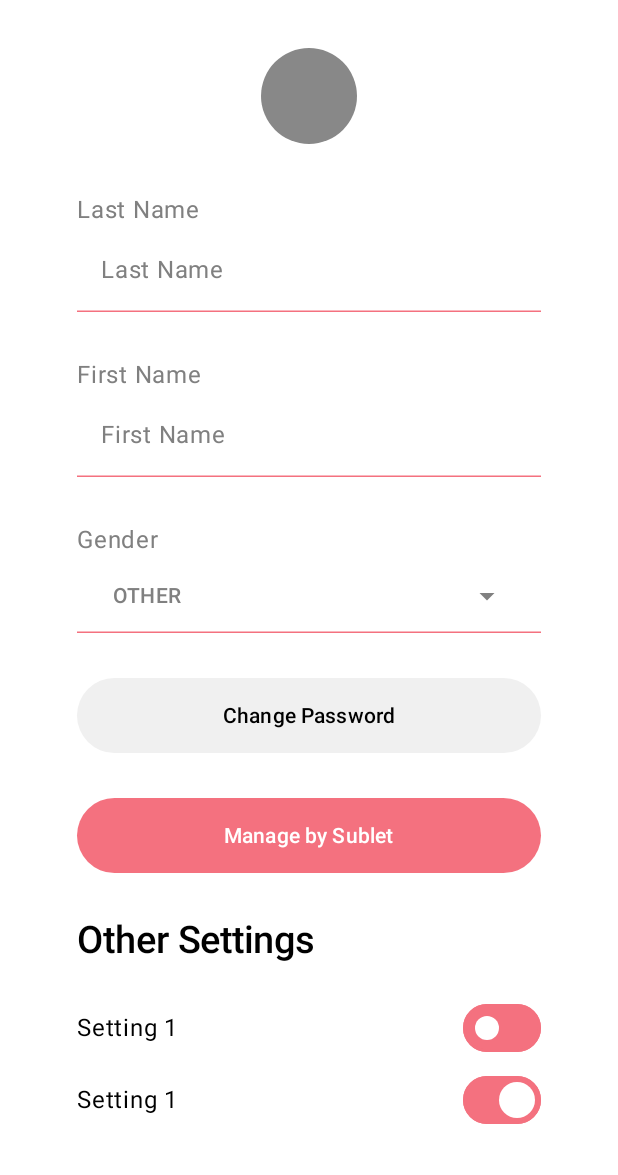
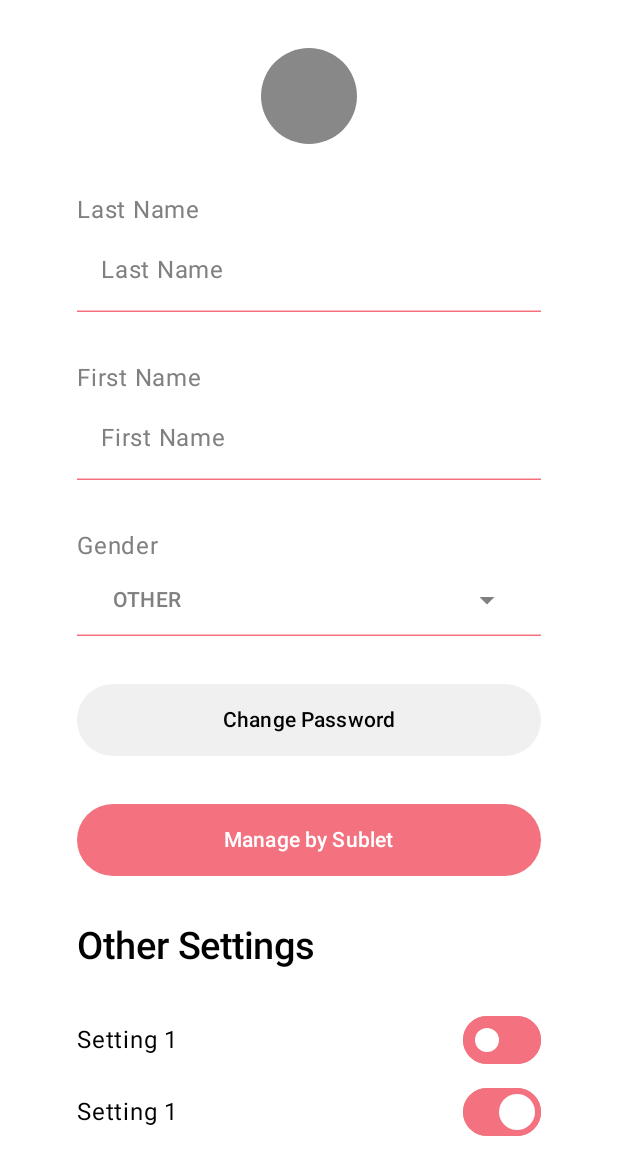
Before and after one commit to andr-dev/CS446, an Android app built with Jetpack Compose: the @Preview function AccountPageViewLoadedPreview, on a phone screen of 412 x 824 dp. Shown: the top 1175 px of the screen. Run offline under Robolectric (Android 15) with nearby library versions, the phone set to English and light mode, and no system bars; our stand-ins replace Dagger/Hilt's generated code, RxJava.

Commit message:
Create Dimen Resources

```diff
--- a/android/app/src/main/java/org/uwaterloo/subletr/components/dropdown/UnderlinedDropdown.kt
+++ b/android/app/src/main/java/org/uwaterloo/subletr/components/dropdown/UnderlinedDropdown.kt
@@ -24,6 +24,7 @@ import androidx.compose.ui.draw.drawBehind
 import androidx.compose.ui.geometry.Offset
 import androidx.compose.ui.graphics.Color
 import androidx.compose.ui.graphics.RectangleShape
+import androidx.compose.ui.res.dimensionResource
 import androidx.compose.ui.res.painterResource
 import androidx.compose.ui.res.stringResource
 import androidx.compose.ui.tooling.preview.Preview
@@ -49,12 +50,13 @@ fun <T> UnderlinedDropdown(
 		.fillMaxWidth(1.0f)
 	) {
 		val subletrPink = subletrPink
+		val strokeWidthDp = dimensionResource(id = R.dimen.xxxxs)
 		Button(
 			modifier = Modifier
 				.fillMaxWidth(1.0f)
-				.height(50.dp)
+				.height(dimensionResource(id = R.dimen.xl))
 				.drawBehind {
-					val strokeWidth = 1.dp.toPx()
+					val strokeWidth = strokeWidthDp.toPx()
 					val y = size.height - strokeWidth / 2
 
 					drawLine(
--- a/android/app/src/main/java/org/uwaterloo/subletr/components/textfield/RoundedTextField.kt
+++ b/android/app/src/main/java/org/uwaterloo/subletr/components/textfield/RoundedTextField.kt
@@ -13,10 +13,11 @@ import androidx.compose.runtime.remember
 import androidx.compose.ui.Modifier
 import androidx.compose.ui.graphics.Color
 import androidx.compose.ui.graphics.Shape
+import androidx.compose.ui.res.dimensionResource
 import androidx.compose.ui.text.TextStyle
 import androidx.compose.ui.text.input.VisualTransformation
 import androidx.compose.ui.tooling.preview.Preview
-import androidx.compose.ui.unit.dp
+import org.uwaterloo.subletr.R
 import org.uwaterloo.subletr.theme.textFieldBackgroundColor
 
 @Composable
@@ -43,7 +44,7 @@ fun RoundedTextField(
 	maxLines: Int = if (singleLine) 1 else Int.MAX_VALUE,
 	minLines: Int = 1,
 	interactionSource: MutableInteractionSource = remember { MutableInteractionSource() },
-	shape: Shape = RoundedCornerShape(100.dp),
+	shape: Shape = RoundedCornerShape(dimensionResource(id = R.dimen.xxxxl)),
 	colors: TextFieldColors = TextFieldDefaults.colors(
 		unfocusedContainerColor = textFieldBackgroundColor,
 		focusedContainerColor = textFieldBackgroundColor,
--- a/android/app/src/main/java/org/uwaterloo/subletr/pages/account/AccountPageView.kt
+++ b/android/app/src/main/java/org/uwaterloo/subletr/pages/account/AccountPageView.kt
@@ -24,9 +24,9 @@ import androidx.compose.ui.Alignment
 import androidx.compose.ui.Modifier
 import androidx.compose.ui.draw.clip
 import androidx.compose.ui.graphics.Color
+import androidx.compose.ui.res.dimensionResource
 import androidx.compose.ui.res.stringResource
 import androidx.compose.ui.tooling.preview.Preview
-import androidx.compose.ui.unit.dp
 import androidx.hilt.navigation.compose.hiltViewModel
 import org.uwaterloo.subletr.R
 import org.uwaterloo.subletr.components.button.PrimaryButton
@@ -67,13 +67,13 @@ fun AccountPageView(
 			item {
 				Box(
 					modifier = Modifier
-						.padding(32.dp)
+						.padding(dimensionResource(id = R.dimen.l))
 						.clip(CircleShape),
 				) {
 					Box(
 						modifier = Modifier
-							.width(64.dp)
-							.height(64.dp)
+							.width(dimensionResource(id = R.dimen.xxl))
+							.height(dimensionResource(id = R.dimen.xxl))
 							.background(Color.Gray),
 					)
 				}
@@ -108,7 +108,7 @@ fun AccountPageView(
 						)
 					},
 				)
-				Spacer(modifier = Modifier.height(30.dp))
+				Spacer(modifier = Modifier.height(dimensionResource(id = R.dimen.l)))
 			}
 			item {
 				Row(
@@ -142,7 +142,7 @@ fun AccountPageView(
 				)
 			}
 			item {
-				Spacer(modifier = Modifier.height(30.dp))
+				Spacer(modifier = Modifier.height(dimensionResource(id = R.dimen.l)))
 			}
 			item {
 				Row(
@@ -175,13 +175,13 @@ fun AccountPageView(
 				)
 			}
 			item {
-				Spacer(modifier = Modifier.height(30.dp))
+				Spacer(modifier = Modifier.height(dimensionResource(id = R.dimen.l)))
 			}
 			item {
 				SecondaryButton(
 					modifier = Modifier
 						.fillMaxWidth(ELEMENT_WIDTH)
-						.height(50.dp),
+						.height(dimensionResource(id = R.dimen.xl)),
 					onClick = {},
 				) {
 					Text(
@@ -190,13 +190,13 @@ fun AccountPageView(
 				}
 			}
 			item {
-				Spacer(modifier = Modifier.height(30.dp))
+				Spacer(modifier = Modifier.height(dimensionResource(id = R.dimen.l)))
 			}
 			item {
 				PrimaryButton(
 					modifier = Modifier
 						.fillMaxWidth(ELEMENT_WIDTH)
-						.height(50.dp),
+						.height(dimensionResource(id = R.dimen.xl)),
 					onClick = {},
 				) {
 					Text(
@@ -206,7 +206,7 @@ fun AccountPageView(
 				}
 			}
 			item {
-				Spacer(modifier = Modifier.height(30.dp))
+				Spacer(modifier = Modifier.height(dimensionResource(id = R.dimen.l)))
 			}
 			item {
 				Row(
@@ -219,7 +219,7 @@ fun AccountPageView(
 				}
 			}
 			item {
-				Spacer(modifier = Modifier.height(20.dp))
+				Spacer(modifier = Modifier.height(dimensionResource(id = R.dimen.m)))
 			}
 			itemsIndexed(
 				items = uiState.settings,
--- a/android/app/src/main/java/org/uwaterloo/subletr/pages/login/LoginPageView.kt
+++ b/android/app/src/main/java/org/uwaterloo/subletr/pages/login/LoginPageView.kt
@@ -22,10 +22,10 @@ import androidx.compose.ui.Modifier
 import androidx.compose.ui.draw.clip
 import androidx.compose.ui.graphics.Color
 import androidx.compose.ui.layout.ContentScale
+import androidx.compose.ui.res.dimensionResource
 import androidx.compose.ui.res.painterResource
 import androidx.compose.ui.res.stringResource
 import androidx.compose.ui.tooling.preview.Preview
-import androidx.compose.ui.unit.dp
 import androidx.hilt.navigation.compose.hiltViewModel
 import androidx.navigation.NavHostController
 import androidx.navigation.compose.rememberNavController
@@ -148,7 +148,7 @@ fun LoginPageView(
 			PrimaryButton(
 				modifier = Modifier
 					.fillMaxWidth(ELEMENT_WIDTH)
-					.height(50.dp),
+					.height(dimensionResource(id = R.dimen.xl)),
 				onClick = {
 					navHostController.navigate(NavigationDestination.HOME.rootNavPath)
 				},
@@ -169,7 +169,7 @@ fun LoginPageView(
 					color = secondaryTextColor,
 				)
 				Button(
-					contentPadding = PaddingValues(1.dp),
+					contentPadding = PaddingValues(dimensionResource(id = R.dimen.xxxxs)),
 					onClick = {
 						println("Fill")
 					},
--- /dev/null
+++ b/android/app/src/main/res/values/dimens.xml
@@ -0,0 +1,14 @@
+<?xml version="1.0" encoding="utf-8"?>
+<resources>
+    <dimen name="xxxxs">1dp</dimen>
+    <dimen name="xxxs">2dp</dimen>
+    <dimen name="xxs">4dp</dimen>
+    <dimen name="xs">8dp</dimen>
+    <dimen name="s">16dp</dimen>
+    <dimen name="m">24dp</dimen>
+    <dimen name="l">32dp</dimen>
+    <dimen name="xl">48dp</dimen>
+    <dimen name="xxl">64dp</dimen>
+    <dimen name="xxxl">80dp</dimen>
+    <dimen name="xxxxl">96dp</dimen>
+</resources>
```
